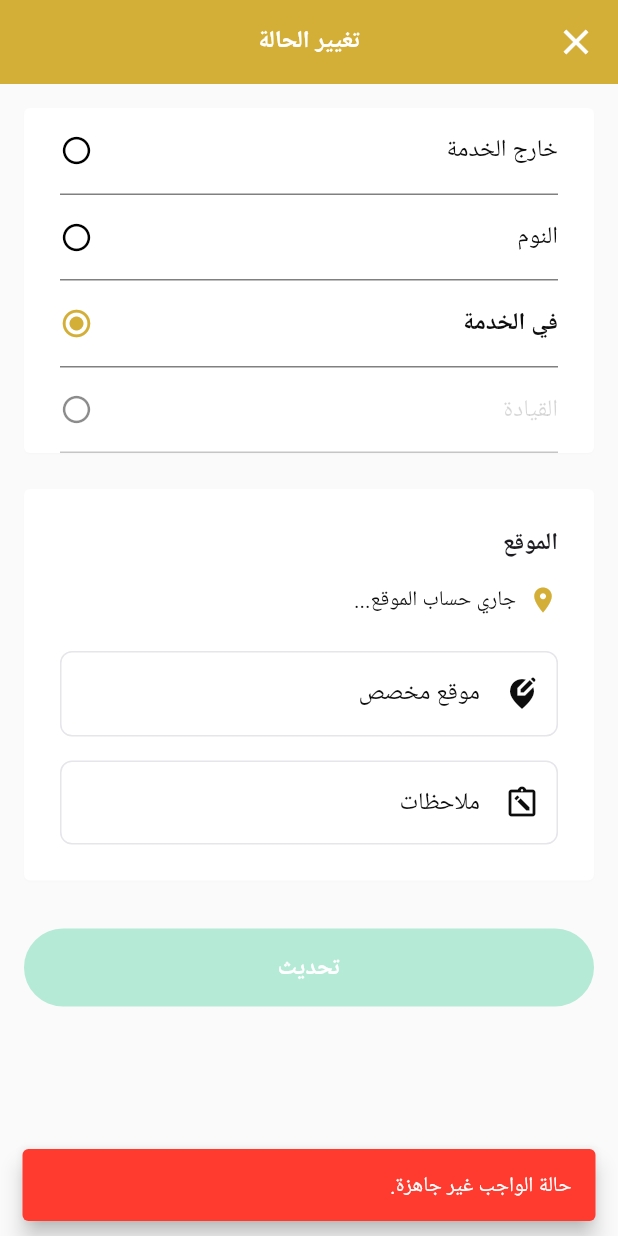
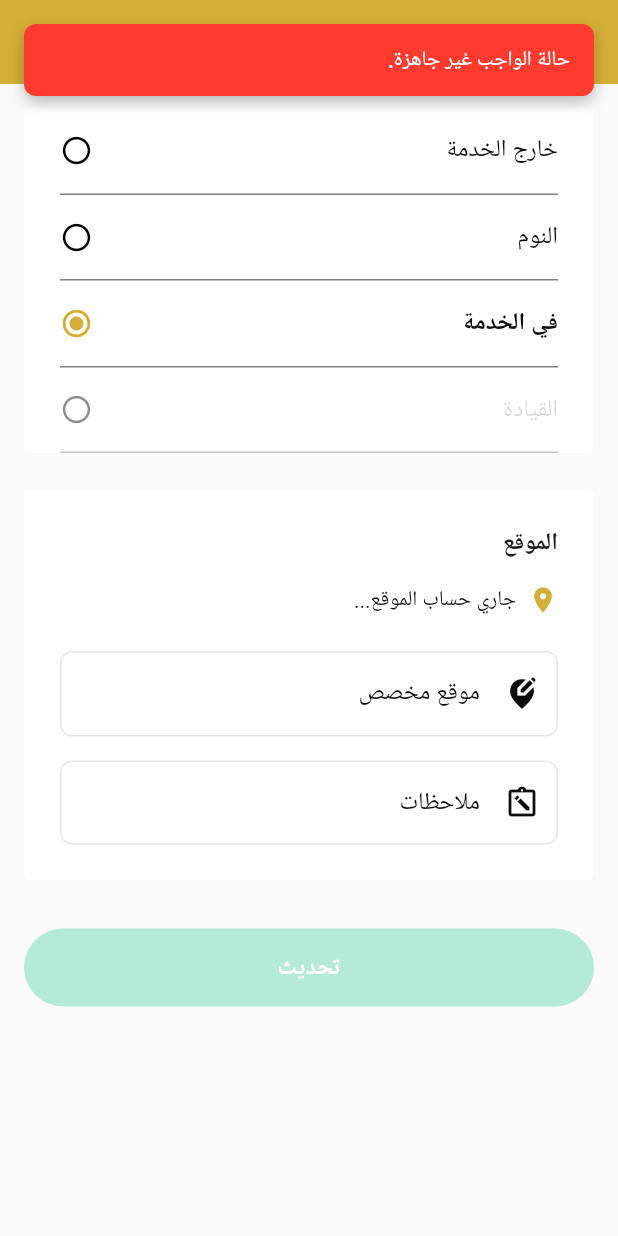
Before and after one commit to AmeenAlslahy/golden_feather_eld, a Flutter app: the ChangeStatusPage screen opened directly, after a tap on "النوم", after a tap on "في الخدمة", after a tap on "تحديث", on a phone screen of 412 x 824 dp. Run offline on Flutter 3.47's test engine with Material 3 defaults, Android fonts, the phone set to English and light mode, and no system bars; our stand-ins replace connectivity_plus, dio, equatable, firebase_core, firebase_crashlytics, firebase_messaging and 16 more; missing offline and left inert: quick_actions, shared_preferences_android; accounts and stored records are empty; network calls fail.

Commit message:
feat(ux): every feedback toast renders at the top of the screen
Owner decision (2026-09-28): all success/error/warning/info feedback
uses the AppFeedback top overlay; the bottom SnackBar is fully retired
(this supersedes SRS 7.17's bottom-toast wording, same as decision D1
superseded its color tokens). Dialogs stay centered per 7.17.

- 17 ScaffoldMessenger/SnackBar sites across 9 files migrated to
  AppFeedback.success/error/info, including the root tracking listener
  in app.dart and the push-notification in-app banner (both now go
  through rootNavigatorKey.currentContext so the overlay is found).
- AppFeedback gains warn() (AppColors.warningYellow) for the three
  warning-toned sites.
- form_tab readiness feedback keeps its warn/success distinction.
- 12 test assertions updated: SnackBar presence checks become
  overlay-text checks, and every test that triggers feedback now pumps
  past the 3s auto-dismiss timer.

Closes UX-001 from the forensic audit. Full suite: 636/0.

```diff
--- a/lib/core/widgets/app_feedback.dart
+++ b/lib/core/widgets/app_feedback.dart
@@ -16,6 +16,9 @@ class AppFeedback {
 
   static void info(BuildContext context, String message) =>
       _show(context, message, null);
+
+  static void warn(BuildContext context, String message) =>
+      _show(context, message, AppColors.warningYellow);
 
   static void _show(BuildContext context, String message, Color? color) {
     final overlay = Overlay.maybeOf(context);
--- a/lib/features/hos/presentation/pages/change_status_page.dart
+++ b/lib/features/hos/presentation/pages/change_status_page.dart
@@ -54,17 +54,10 @@ class _ChangeStatusPageState extends ConsumerState<ChangeStatusPage> {
     if ((_selectedStatus == DutyStatus.personalUse ||
             (_selectedStatus == DutyStatus.onDutyNotDriving && _isYardMoves)) &&
         annotation.isEmpty) {
-      ScaffoldMessenger.of(context).showSnackBar(
-        SnackBar(
-          content: Text(
+      AppFeedback.error(context,
             Localizations.localeOf(context).languageCode == 'ar'
                 ? 'يجب كتابة ملاحظة للقيادة الشخصية أو حركة الساحة.'
-                : 'An annotation is required for personal conveyance or yard moves.',
-          ),
-          backgroundColor: Theme.of(context).colorScheme.error,
-          behavior: SnackBarBehavior.floating,
-        ),
-      );
+                : 'An annotation is required for personal conveyance or yard moves.');
       return;
     }
 
@@ -78,13 +71,7 @@ class _ChangeStatusPageState extends ConsumerState<ChangeStatusPage> {
     setState(() => _saving = false);
 
     if (error != null) {
-      ScaffoldMessenger.of(context).showSnackBar(
-        SnackBar(
-          content: Text(dutyChangeMessage(context, error)),
-          backgroundColor: Theme.of(context).colorScheme.error,
-          behavior: SnackBarBehavior.floating,
-        ),
-      );
+      AppFeedback.error(context, dutyChangeMessage(context, error));
       return;
     }
 
--- a/lib/features/inspection/presentation/pages/send_logs_page.dart
+++ b/lib/features/inspection/presentation/pages/send_logs_page.dart
@@ -8,6 +8,7 @@ import '../../../../core/widgets/app_text_field.dart';
 import '../../domain/entities/inspection_data.dart';
 import '../../domain/inspection_transfer.dart';
 import '../providers/inspection_provider.dart';
+import '../../../../core/widgets/app_feedback.dart';
 
 /// FMCSA ELD submission mailbox (49 CFR §395 Appendix A, telematics email
 /// option). Shown pre-filled; the officer can replace it.
@@ -101,9 +102,7 @@ class _SendLogsPageState extends ConsumerState<SendLogsPage> {
   }
 
   void _snack(String message) {
-    ScaffoldMessenger.of(context).showSnackBar(
-      SnackBar(content: Text(message), backgroundColor: AppColors.dangerRed),
-    );
+    AppFeedback.error(context, message);
   }
 
   @override
```
Also changed, not shown: lib/app.dart (+8 -8 lines), lib/app/services/push_notification_service.dart (+3 -10 lines), lib/features/dvir/presentation/pages/dvir_form_page.dart (+1 -6 lines), lib/features/logs/presentation/pages/edit_log_page.dart (+6 -24 lines), lib/features/logs/presentation/pages/log_detail_page.dart (+2 -6 lines), lib/features/logs/presentation/widgets/log_detail_tabs/certify_tab.dart (+3 -6 lines), lib/features/logs/presentation/widgets/log_detail_tabs/form_tab.dart (+4 -22 lines), lib/features/vehicle/presentation/pages/select_vehicle_page.dart (+6 -21 lines), 5 other files.
